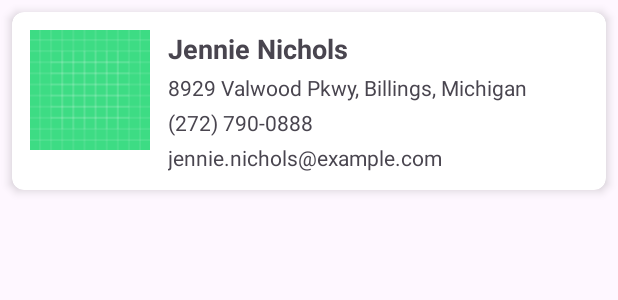
After one commit to LenaMishanina/shift-android-task, an Android app: the layout user_item.xml on its own in the app's theme, with its tools: preview values and no code run, on a phone screen of 412 x 824 dp. The commit adds this screen. Shown: the top 300 px of the screen. Run offline under Robolectric (Android 15) with nearby library versions, the light colour scheme and no system bars.

Commit message:
ui -> RecyclerView & CardView

```diff
--- /dev/null
+++ b/app/src/main/res/layout/user_item.xml
@@ -0,0 +1,65 @@
+<?xml version="1.0" encoding="utf-8"?>
+<androidx.cardview.widget.CardView
+    xmlns:android="http://schemas.android.com/apk/res/android"
+    xmlns:app="http://schemas.android.com/apk/res-auto"
+    xmlns:tools="http://schemas.android.com/tools"
+    android:layout_width="match_parent"
+    android:layout_height="wrap_content"
+    android:layout_margin="8dp"
+    app:cardCornerRadius="8dp"
+    app:cardElevation="4dp">
+
+    <LinearLayout
+        android:layout_width="match_parent"
+        android:layout_height="wrap_content"
+        android:orientation="horizontal"
+        android:padding="12dp">
+
+        <ImageView
+            android:id="@+id/ivProfile"
+            android:layout_width="80dp"
+            android:layout_height="80dp"
+            android:scaleType="centerCrop"
+            android:src="@drawable/ic_launcher_background"
+            tools:src="@tools:sample/avatars" />
+
+        <LinearLayout
+            android:layout_width="match_parent"
+            android:layout_height="wrap_content"
+            android:layout_marginStart="12dp"
+            android:orientation="vertical">
+
+            <TextView
+                android:id="@+id/tvName"
+                android:layout_width="match_parent"
+                android:layout_height="wrap_content"
+                android:textSize="18sp"
+                android:textStyle="bold"
+                tools:text="Jennie Nichols" />
+
+            <TextView
+                android:id="@+id/tvAddress"
+                android:layout_width="match_parent"
+                android:layout_height="wrap_content"
+                android:layout_marginTop="4dp"
+                android:textSize="14sp"
+                tools:text="8929 Valwood Pkwy, Billings, Michigan" />
+
+            <TextView
+                android:id="@+id/tvPhone"
+                android:layout_width="match_parent"
+                android:layout_height="wrap_content"
+                android:layout_marginTop="4dp"
+                android:textSize="14sp"
+                tools:text="(272) 790-0888" />
+
+            <TextView
+                android:id="@+id/tvEmail"
+                android:layout_width="match_parent"
+                android:layout_height="wrap_content"
+                android:layout_marginTop="4dp"
+                android:textSize="14sp"
+                tools:text="jennie.nichols@example.com" />
+        </LinearLayout>
+    </LinearLayout>
+</androidx.cardview.widget.CardView>
```
Also changed, not shown: app/src/main/res/layout/activity_main.xml (+40 -6 lines).
